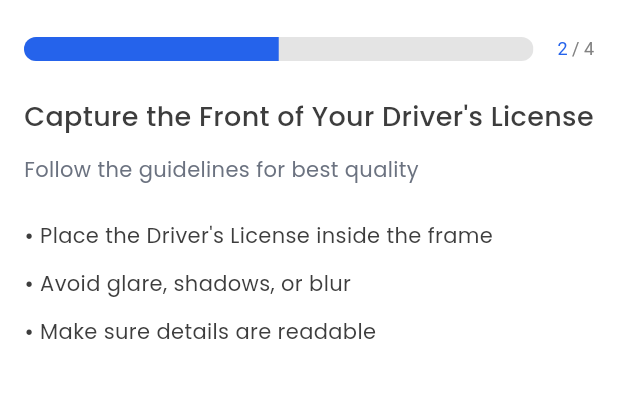
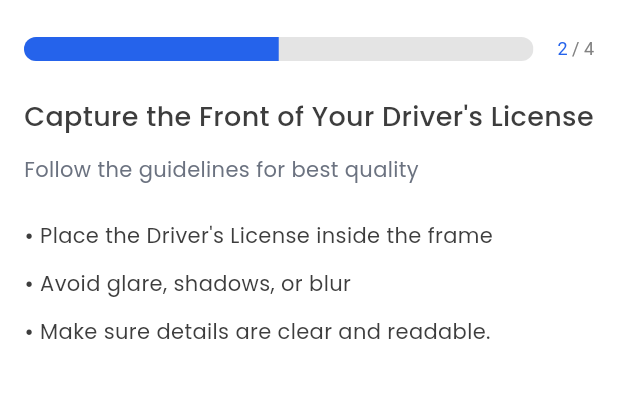
Before and after one commit to 2EMarket/electrolink-app, a Flutter app: the VerificationScreen screen opened by its route, after a tap on "Passport", after a tap on "Driver's License", after a tap on "Continue", on a phone screen of 412 x 824 dp, the part 83-481 px from its top. Run offline on Flutter 3.47's test engine with Material 3 defaults, Android fonts, the phone set to English and light mode, and no system bars; drawn by our look-alikes of flutter_easyloading; our stand-ins replace camera, country_picker, device_preview, equatable, flutter_bloc, flutter_image_compress and 6 more; missing offline and left inert: google_mlkit_face_detection, google_mlkit_text_recognition; network calls fail.

Commit message:
verification theme and string constants

```diff
--- a/lib/configs/routes/router.dart
+++ b/lib/configs/routes/router.dart
@@ -16,7 +16,7 @@ import '../../features/verification/presentation/pages/verification_screen.dart'
 
 class AppRouter {
   static final GoRouter _router = GoRouter(
-    initialLocation: '/${AppRoutes.verification}',
+    initialLocation: '/${AppRoutes.mainLayout}',
     debugLogDiagnostics: true,
     redirect: (context, state) async {
       // Check onboarding status first
--- a/lib/core/constants/app_strings.dart
+++ b/lib/core/constants/app_strings.dart
@@ -79,4 +79,30 @@ class AppStrings {
   static const String cameraPerContent =
       "We need camera access to verify your identity. Please enable it in settings.";
   static const String openSettings = "Open Settings";
+  static const String captureFront = "Capture the Front of Your ";
+  static const String openPassPhoto = "Open the photo page of your passport";
+  static const String followGuidelines =
+      "Follow the guidelines for best quality";
+  static const String insideFrame = " inside the frame";
+  static const String avoidGlare = "Avoid glare, shadows, or blur";
+  static const String makeDetailsRead =
+      "Make sure details are clear and readable.";
+  static const String placeThe = "Place the ";
+  static const String insideTheFrameImageClear =
+      " inside the frame and make sure the image is clear.";
+  static const String checkFront = "Check your Front ";
+  static const String captureBack = "Capture the Back of Your ";
+  static const String flipBack = "Flip your ";
+  static const String toTheBack = " to the back side";
+  static const String makeSureImageClear = "Make sure the image is clear";
+  static const String checkBack = "Check your Back ";
+  static const String takeSelfie = "Take a Selfie With Your ";
+  static const String nearYourFace = " near your face";
+  static const String holdYour = "Hold your ";
+  static const String lookStraight = "Look straight at the camera";
+  static const String ensureLightning = "Ensure good lighting";
+  static const String pleaseTryAgain = 'Please try again';
+  static const String takePhoto = "Take Photo";
+  static const String pleaseEnsureIdClear =
+      "Please ensure the ID is clear and well-lit.";
 }
--- a/lib/core/widgets/card_content_widget.dart
+++ b/lib/core/widgets/card_content_widget.dart
@@ -35,7 +35,7 @@ class CardContentWidget extends StatelessWidget {
 
         Row(
           children: [
-            SvgPicture.asset(AppAssets.locationIcon),
+            SvgPicture.asset(AppAssets.locationOutlinedIcon),
             const SizedBox(width: AppSizes.paddingXXS),
             Expanded(
               child: Text(
--- a/lib/core/widgets/vertical_card.dart
+++ b/lib/core/widgets/vertical_card.dart
@@ -1,5 +1,4 @@
 import 'package:flutter/material.dart';
-import 'package:flutter_svg/svg.dart';
 import 'package:second_hand_electronics_marketplace/core/constants/constants_exports.dart';
 import 'package:second_hand_electronics_marketplace/configs/theme/theme_exports.dart';
 import 'package:second_hand_electronics_marketplace/core/widgets/card_content_widget.dart';
@@ -7,7 +6,6 @@ import 'package:second_hand_electronics_marketplace/core/widgets/card_image_widg
 import 'package:second_hand_electronics_marketplace/core/widgets/badge_widget.dart';
 import 'package:second_hand_electronics_marketplace/core/widgets/favorite_button.dart';
 import 'package:second_hand_electronics_marketplace/features/listing/data/listing_model.dart';
-
 
 class VerticalCard extends StatelessWidget {
   final ListingModel listing;
--- a/lib/features/home/presentation/widgets/home_header.dart
+++ b/lib/features/home/presentation/widgets/home_header.dart
@@ -2,14 +2,11 @@ import 'package:flutter/material.dart';
 import 'package:flutter_bloc/flutter_bloc.dart';
 import 'package:flutter_svg/svg.dart';
 import 'package:go_router/go_router.dart';
-import 'package:second_hand_electronics_marketplace/configs/routes/router.dart';
 import 'package:second_hand_electronics_marketplace/configs/theme/theme_exports.dart';
 import 'package:second_hand_electronics_marketplace/core/constants/app_routes.dart';
 import 'package:second_hand_electronics_marketplace/core/constants/constants_exports.dart';
 import 'package:second_hand_electronics_marketplace/core/widgets/circle_button.dart';
 import 'package:second_hand_electronics_marketplace/core/widgets/favorite_button.dart';
-import 'package:second_hand_electronics_marketplace/core/widgets/filter_button.dart';
-import 'package:second_hand_electronics_marketplace/core/widgets/search_widget.dart';
 import 'package:second_hand_electronics_marketplace/features/home/presentation/widgets/search_with_filter.dart';
 import 'package:second_hand_electronics_marketplace/features/location/presentation/cubits/location_cubit.dart';
 import 'package:second_hand_electronics_marketplace/features/location/presentation/cubits/location_states.dart';
@@ -46,7 +43,7 @@ class HomeHeader extends StatelessWidget {
                   Row(
                     children: [
                       SvgPicture.asset(
-                        AppAssets.locationIcon,
+                        AppAssets.locationOutlinedIcon,
                         width: 16,
                         height: 16,
                         colorFilter: ColorFilter.mode(
--- a/lib/features/verification/data/models/verification_content.dart
+++ b/lib/features/verification/data/models/verification_content.dart
@@ -1,4 +1,6 @@
-// تأكدي من مسار ملف IdType عندك
+import 'package:second_hand_electronics_marketplace/core/constants/app_assets.dart';
+import 'package:second_hand_electronics_marketplace/core/constants/app_strings.dart';
+
 import '../../data/enums/id_type.dart';
 
 enum VerificationStep { selectType, frontId, backId, selfie, success }
@@ -25,62 +27,53 @@ class VerificationStepContent {
 
 extension VerificationStepExtension on VerificationStep {
   VerificationStepContent getContent(IdType type) {
-    String docName;
-    switch (type) {
-      case IdType.passport:
-        docName = "Passport";
-        break;
-      case IdType.driverLicense:
-        docName = "Driver's License";
-        break;
-      case IdType.idCard:
-        docName = "ID Card";
-        break;
-    }
+    String docName = type.label;
 
     switch (this) {
       case VerificationStep.frontId:
         return VerificationStepContent(
-          title: "Capture the Front of Your $docName",
+          title: AppStrings.captureFront + docName,
           subtitle:
               type == IdType.passport
-                  ? "Open the photo page of your passport"
-                  : "Follow the guidelines for best quality",
+                  ? AppStrings.openPassPhoto
+                  : AppStrings.followGuidelines,
           guidelines: [
-            "Place the $docName inside the frame",
-            "Avoid glare, shadows, or blur",
-            "Make sure details are readable",
+            AppStrings.placeThe + docName + AppStrings.insideFrame,
+            AppStrings.avoidGlare,
+            AppStrings.makeDetailsRead,
           ],
-          cameraTitle: "Capture Front $docName",
+          cameraTitle: AppStrings.captureFront + docName,
           cameraDesc:
-              "Place the $docName inside the frame and make sure the image is clear.",
-          previewTitle: "Check your Front $docName",
-          previewSubtitle: "Make sure details are clear and readable.",
+              AppStrings.placeThe +
+              docName +
+              AppStrings.insideTheFrameImageClear,
+          previewTitle: AppStrings.checkFront + docName,
+          previewSubtitle: AppStrings.makeDetailsRead,
         );
 
       case VerificationStep.backId:
         return VerificationStepContent(
-          title: "Capture the Back of Your $docName",
-          subtitle: "Follow the guidelines for best quality",
+          title: AppStrings.captureBack + docName,
+          subtitle: AppStrings.followGuidelines,
           guidelines: [
-            "Flip your $docName to the back side",
-            "Avoid glare, shadows, or blur",
-            "Make sure the image is clear",
+            AppStrings.flipBack + docName + AppStrings.toTheBack,
+            AppStrings.avoidGlare,
+            AppStrings.makeSureImageClear,
           ],
-          cameraTitle: "Capture Back $docName",
-          cameraDesc: "Place the back of your $docName within the frame.",
-          previewTitle: "Check your Back $docName",
-          previewSubtitle: "Make sure details are clear and readable.",
+          cameraTitle: AppStrings.captureBack + docName,
+          cameraDesc: AppStrings.placeThe + docName + AppStrings.insideFrame,
+          previewTitle: AppStrings.checkBack + docName,
+          previewSubtitle: AppStrings.makeDetailsRead,
         );
 
       case VerificationStep.selfie:
         return VerificationStepContent(
-          title: "Take a Selfie With Your $docName",
-          subtitle: "Follow the guidelines for best quality",
+          title: AppStrings.takeSelfie + docName,
+          subtitle: AppStrings.followGuidelines,
           guidelines: [
-            "Hold your $docName near your face",
-            "Ensure good lighting",
-            "Look straight at the camera",
+            AppStrings.holdYour + docName + AppStrings.nearYourFace,
+            AppStrings.ensureLightning,
+            AppStrings.lookStraight,
           ],
         );
 
--- a/lib/features/verification/presentation/widgets/verification_instruction_view.dart
+++ b/lib/features/verification/presentation/widgets/verification_instruction_view.dart
@@ -30,14 +30,13 @@ class VerificationInstructionView extends StatelessWidget {
           ),
           const SizedBox(height: AppSizes.paddingL),
 
-          // 3. قائمة التعليمات (Bullet Points)
           ...content.guidelines.map(
             (guide) => Padding(
               padding: const EdgeInsets.only(bottom: AppSizes.paddingS),
               child: Row(
                 crossAxisAlignment: CrossAxisAlignment.start,
                 children: [
-                  Text("• ", style: AppTypography.body14Medium), // النقطة
+                  Text("• ", style: AppTypography.body14Medium),
                   Expanded(
                     child: Text(guide, style: AppTypography.body14Regular),
                   ),
@@ -48,7 +47,6 @@ class VerificationInstructionView extends StatelessWidget {
 
           const Spacer(),
 
-          // 4. زر فتح الكاميرا
           SizedBox(
             width: double.infinity,
             child: ElevatedButton(
@@ -61,7 +59,7 @@ class VerificationInstructionView extends StatelessWidget {
                 ),
               ),
               child: Text(
-                "Take Photo",
+                AppStrings.takePhoto,
                 style: AppTypography.body16Medium.copyWith(color: Colors.white),
               ),
             ),
```
Also changed, not shown: lib/features/home/presentation/pages/home_tab.dart (+2 -5 lines), lib/features/verification/presentation/pages/verification_camera_screen.dart (+6 -14 lines), lib/features/verification/presentation/pages/verification_preview_screen.dart (+1 -11 lines), lib/features/verification/presentation/pages/verification_screen.dart (+3 -6 lines), lib/features/verification/presentation/widgets/camera_overlay_painter.dart (+7 -20 lines), lib/features/verification/services/verification_service.dart (+5 -45 lines).
